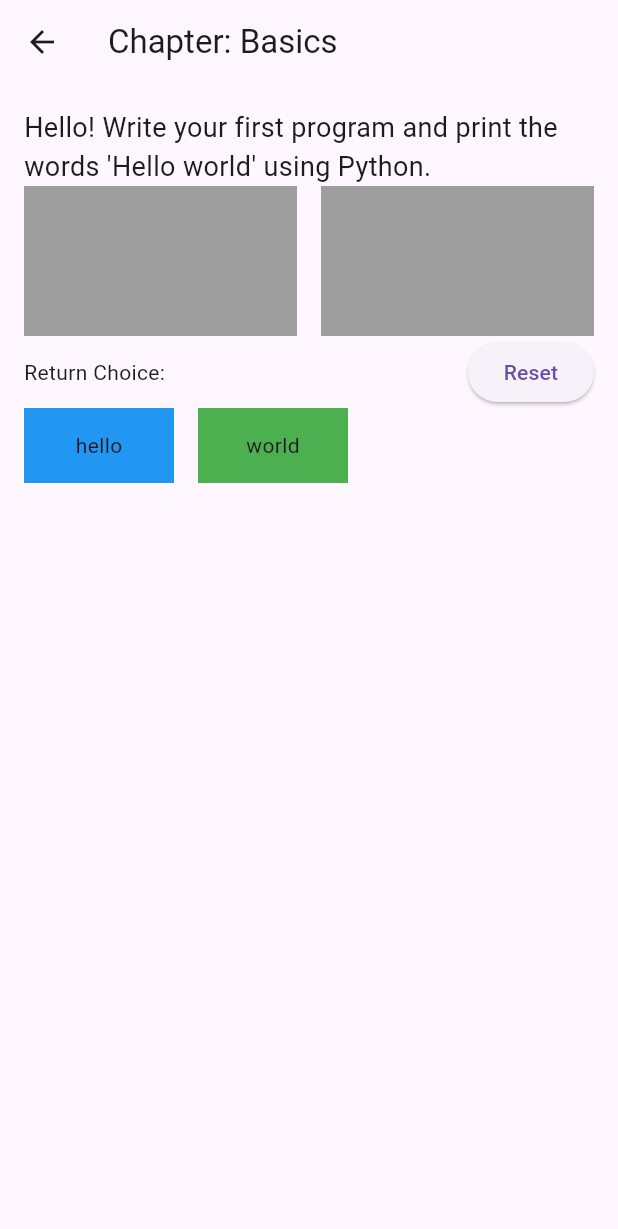
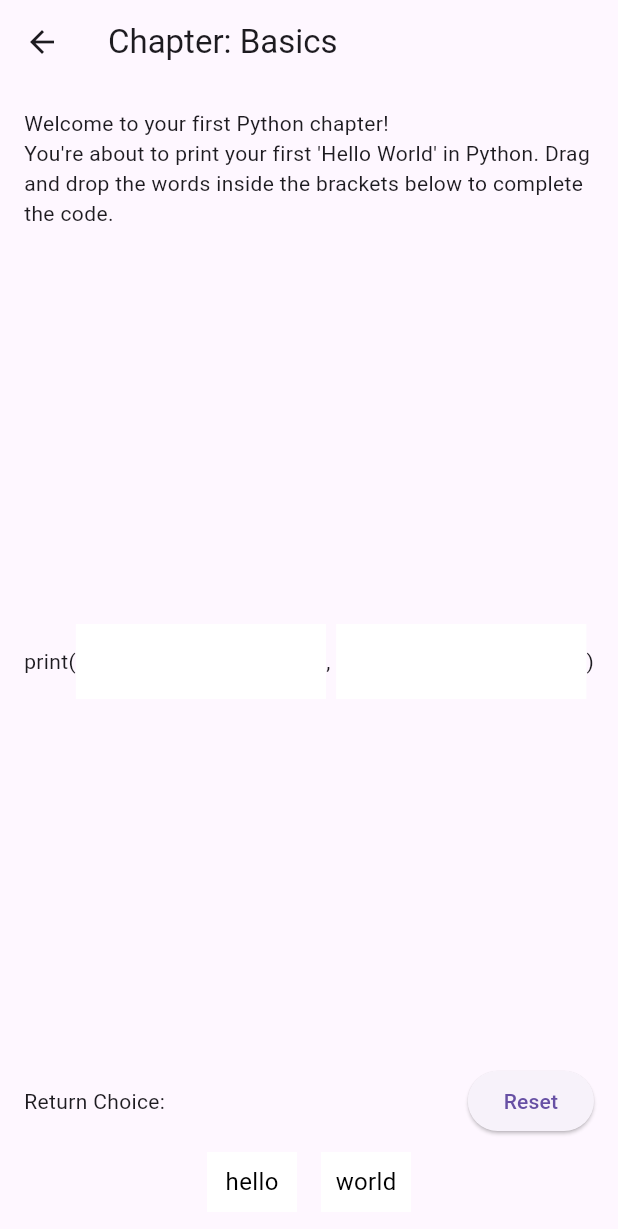
Before and after one commit to Kaiftech/pylearnplay, a Flutter app: the PythonPage1 screen opened directly, on a phone screen of 412 x 824 dp. Shown: the top 1229 px of the screen. Run offline on Flutter 3.47's test engine with Material 3 defaults, Android fonts, the phone set to English and light mode, and no system bars; our stand-ins replace font_awesome_flutter; project files that could hold a hidden picture were left out.

Commit message:
chapter ui

```diff
--- a/lib/lessons/pythonpage1.dart
+++ b/lib/lessons/pythonpage1.dart
@@ -1,7 +1,7 @@
 import 'package:flutter/material.dart';
 
 class PythonPage1 extends StatefulWidget {
-  const PythonPage1({super.key});
+  const PythonPage1({Key? key}) : super(key: key);
 
   @override
   PythonPage1State createState() => PythonPage1State();
@@ -22,58 +22,40 @@ class PythonPage1State extends State<PythonPage1> {
         child: Column(
           crossAxisAlignment: CrossAxisAlignment.stretch,
           children: [
-            // Header
+            // Introduction
             const Text(
-              "Hello! Write your first program and print the words 'Hello world' using Python.",
-              style: TextStyle(fontSize: 18),
+              "Welcome to your first Python chapter!\n"
+              "You're about to print your first 'Hello World' in Python. "
+              "Drag and drop the words inside the brackets below to complete the code.",
+              style: TextStyle(fontSize: 14),
             ),
+            const SizedBox(height: 10),
 
-            // DragTarget Row
+            // Print Statement with White Boxes
+            Expanded(
+              child: Column(
+                mainAxisAlignment: MainAxisAlignment.center,
+                children: [
+                  const SizedBox(height: 10),
                   Row(
+                    mainAxisAlignment: MainAxisAlignment.center,
                     children: [
-                Expanded(
-                  child: DragTarget<String>(
-                    builder: (context, candidateData, rejectedData) {
-                      return Container(
-                        height: 100,
-                        color: Colors.grey,
-                        alignment: Alignment.center,
-                        child: Text(dragData[0]),
-                      );
-                    },
-                    onAccept: (data) {
-                      setState(() {
-                        dragData[0] = data;
-                      });
-                    },
-                  ),
-                ),
-                const SizedBox(width: 16),
-                Expanded(
-                  child: DragTarget<String>(
-                    builder: (context, candidateData, rejectedData) {
-                      return Container(
-                        height: 100,
-                        color: Colors.grey,
-                        alignment: Alignment.center,
-                        child: Text(dragData[1]),
-                      );
-                    },
-                    onAccept: (data) {
-                      setState(() {
-                        dragData[1] = data;
-                      });
-                    },
-                  ),
+                      const Text("print("),
+                      _buildDragTarget(0),
+                      const Text(", "),
+                      _buildDragTarget(1),
+                      const Text(")"),
+                    ],
                   ),
                 ],
               ),
+            ),
 
-            // Return Choice Row
+            // Row for Return Choice and Reset Button
             Row(
+              mainAxisAlignment: MainAxisAlignment.spaceBetween,
               children: [
                 const Text("Return Choice:"),
-                const Spacer(),
                 ElevatedButton(
                   onPressed: () {
                     // Reset button functionality
@@ -87,52 +69,15 @@ class PythonPage1State extends State<PythonPage1> {
               ],
             ),
 
+            const SizedBox(height: 10),
+
             // Draggable Widgets
             Row(
+              mainAxisAlignment: MainAxisAlignment.center,
               children: [
-                Draggable<String>(
-                  data: "hello",
-                  feedback: Container(
-                    height: 50,
-                    width: 100,
-                    color: Colors.blue.withOpacity(0.5),
-                    alignment: Alignment.center,
-                    child: const Text("hello"),
-                  ),
-                  childWhenDragging: const SizedBox(
-                    height: 50,
-                    width: 100,
-                  ),
-                  child: Container(
-                    height: 50,
-                    width: 100,
-                    color: Colors.blue,
-                    alignment: Alignment.center,
-                    child: const Text("hello"),
-                  ),
-                ),
+                _buildDraggable("hello", 0),
                 const SizedBox(width: 16),
-                Draggable<String>(
-                  data: "world",
-                  feedback: Container(
-                    height: 50,
-                    width: 100,
-                    color: Colors.green.withOpacity(0.5),
-                    alignment: Alignment.center,
-                    child: const Text("world"),
-                  ),
-                  childWhenDragging: const SizedBox(
-                    height: 50,
-                    width: 100,
-                  ),
-                  child: Container(
-                    height: 50,
-                    width: 100,
-                    color: Colors.green,
-                    alignment: Alignment.center,
-                    child: const Text("world"),
-                  ),
-                ),
+                _buildDraggable("world", 1),
               ],
             ),
           ],
@@ -140,4 +85,58 @@ class PythonPage1State extends State<PythonPage1> {
       ),
     );
   }
+
+  Widget _buildDragTarget(int index) {
+    return Expanded(
+      child: DragTarget<String>(
+        builder: (context, candidateData, rejectedData) {
+          return Container(
+            height: 50,
+            width: 80,
+            color: Colors.white,
+            alignment: Alignment.center,
+            child: Text(
+              dragData[index],
+              style: const TextStyle(fontSize: 16, color: Colors.black),
+            ),
+          );
+        },
+        onAccept: (data) {
+          setState(() {
+            dragData[index] = data;
+          });
+        },
+      ),
+    );
   }
+
+  Widget _buildDraggable(String data, int index) {
+    return Draggable<String>(
+      data: data,
+      feedback: Container(
+        height: 40,
+        width: 60,
+        color: Colors.white,
+        alignment: Alignment.center,
+        child: Text(
+          data,
+          style: const TextStyle(fontSize: 16, color: Colors.black),
+        ),
+      ),
+      childWhenDragging: const SizedBox(
+        height: 40,
+        width: 60,
+      ),
+      child: Container(
+        height: 40,
+        width: 60,
+        color: Colors.white,
+        alignment: Alignment.center,
+        child: Text(
+          data,
+          style: const TextStyle(fontSize: 16, color: Colors.black),
+        ),
+      ),
+    );
+  }
+}
--- a/pubspec.yaml
+++ b/pubspec.yaml
@@ -38,6 +38,7 @@ dependencies:
   cupertino_icons: ^1.0.2
   flutter_riverpod: ^2.4.9
   styled_widget: ^0.4.1
+  tutorial: ^1.0.9
 
 dev_dependencies:
   flutter_test:
```
Also changed, not shown: pubspec.lock. Lines whose indentation alone changed are shown as unchanged.
